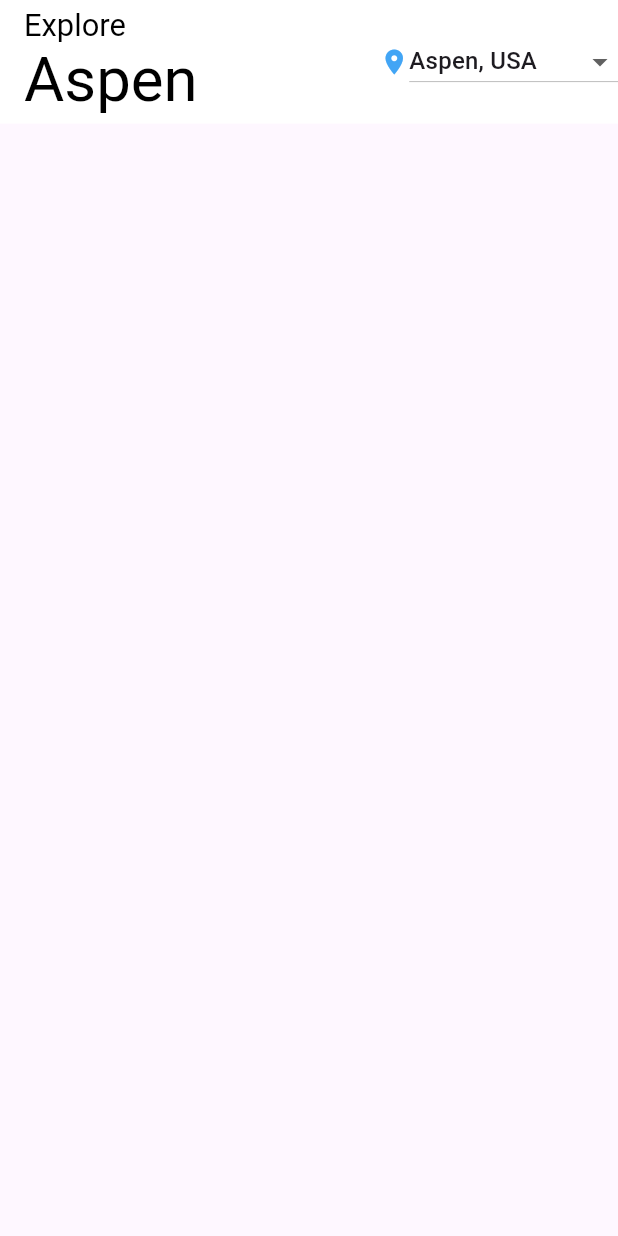
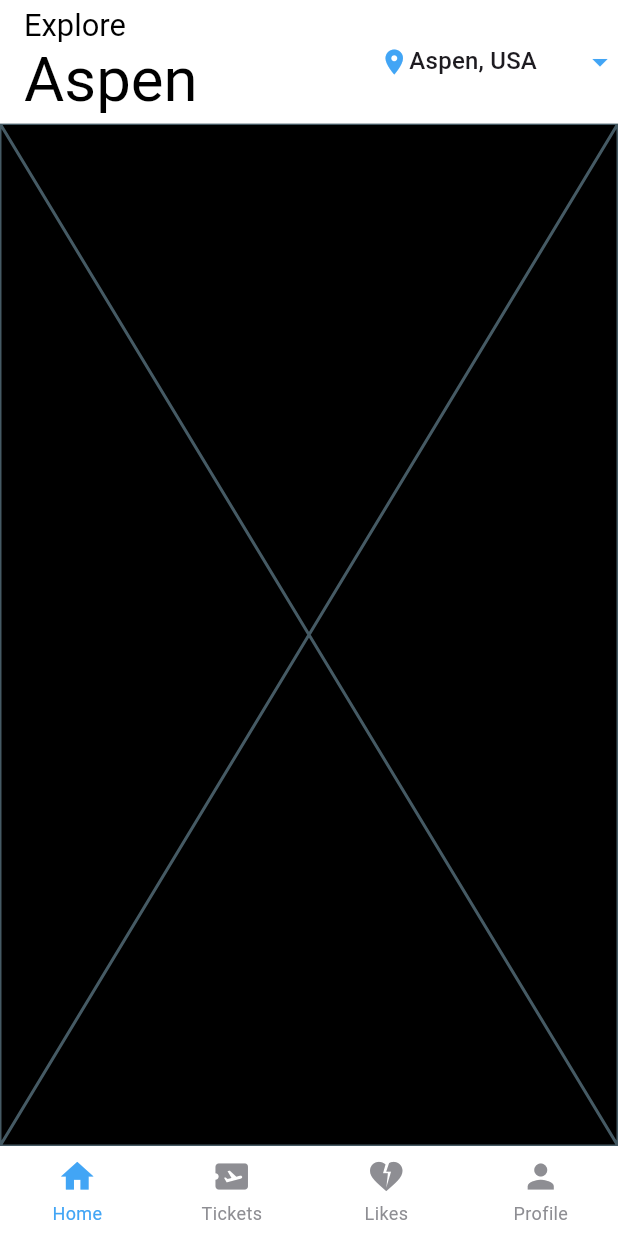
Before and after one commit to Basil-Abushihab/Aspen-project, a Flutter app: the screen it shows after launch, on a phone screen of 412 x 824 dp. Run offline on Flutter 3.47's test engine with Material 3 defaults, Android fonts, the phone set to English and light mode, and no system bars; drawn by our look-alikes of persistent_bottom_nav_bar; our stand-ins replace sizer.

Commit message:
navigation bar has been added

```diff
--- a/lib/main.dart
+++ b/lib/main.dart
@@ -1,5 +1,6 @@
 import 'package:flutter/material.dart';
 import 'package:sizer/sizer.dart';
+import 'package:persistent_bottom_nav_bar/persistent_tab_view.dart';
 
 void main() {
   runApp(const HomePage());
@@ -13,6 +14,14 @@ class HomePage extends StatefulWidget {
 }
 
 String location = "Aspen, USA";
+int index = 0;
+
+List<TabModel> _tabs = [
+  TabModel(title: "Home", view: _HomeScreen()),
+  TabModel(title: "Tickets", view: Container()),
+  TabModel(title: "Likes", view: Container()),
+  TabModel(title: "Profile", view: Container()),
+];
 
 class _HomePageState extends State<HomePage> {
   @override
@@ -30,22 +39,31 @@ class _HomePageState extends State<HomePage> {
                     Text("Explore", style: TextStyle(fontSize: 15.sp)),
                     Text("Aspen", style: TextStyle(fontSize: 30.sp))
                   ]),
-            actions: [
-              _customDropDownButton(),
-            ],
+              actions: [_customDropDownButton()],
               backgroundColor: Colors.white,
-            titleTextStyle: TextStyle(color: Colors.black),
+              titleTextStyle: const TextStyle(color: Colors.black),
               toolbarHeight: 10.h,
               elevation: 0,
-          )));
+            ),
+            body: _NavBar(),
+          ));
     });
   }
 
   Widget _customDropDownButton() {
-    return Row(children:[Icon(Icons.location_on,color: Colors.blue.shade400,size: 20,),DropdownButton<String>(
-        padding: const EdgeInsets.symmetric(vertical: 20),
+    return Row(children: [
+      Icon(
+        Icons.location_on,
+        color: Colors.blue.shade400,
+        size: 20,
+      ),
+      DropdownButton<String>(
+        underline: Container(color: Colors.white),
         value: location,
-        icon: const Icon(Icons.arrow_drop_down),
+        icon: Icon(
+          Icons.arrow_drop_down,
+          color: Colors.blue.shade400,
+        ),
         onChanged: (String? loc) {
           setState(() {
             location = loc!;
@@ -53,14 +71,84 @@ class _HomePageState extends State<HomePage> {
         },
         items: const [
           DropdownMenuItem<String>(
+            value: "Aspen, USA",
             child: Text("Aspen, USA"),
-            value: "Aspen, USA",
           ),
           DropdownMenuItem<String>(
-              child: Text("Amman, Jordan"), value: "Amman, Jordan")
+              value: "Amman, Jordan", child: Text("Amman, Jordan"))
         ],
       )
-    ]
+    ]);
+  }
+}
+
+class TabModel {
+  String title;
+  Widget view;
+  Widget? icon;
+
+  TabModel({required this.title, required this.view, this.icon});
+}
+
+class _HomeScreen extends StatefulWidget {
+  const _HomeScreen({super.key});
+
+  @override
+  State<_HomeScreen> createState() => _HomeScreenState();
+}
+
+class _HomeScreenState extends State<_HomeScreen> {
+  @override
+  Widget build(BuildContext context) {
+    return const Placeholder();
+  }
+}
+
+class _NavBar extends StatefulWidget {
+  const _NavBar({super.key});
+
+  @override
+  State<_NavBar> createState() => _NavBarState();
+}
+
+class _NavBarState extends State<_NavBar> {
+  @override
+  Widget build(BuildContext context) {
+    return PersistentTabView(
+      context,
+      screens: _tabs.map((e) => e.view).toList(),
+      navBarHeight: 60,
+      navBarStyle: NavBarStyle.style6,
+      items: [
+        PersistentBottomNavBarItem(
+          icon: const Icon(
+            Icons.home,
+          ),
+          title: "Home",
+          activeColorPrimary:
+              index == 0 ? Colors.blue.shade400 : Colors.grey.shade400,
+        ),
+        PersistentBottomNavBarItem(
+            icon: const Icon(Icons.airplane_ticket),
+            title: "Tickets",
+            activeColorPrimary:
+                index == 1 ? Colors.blue.shade400 : Colors.grey.shade400),
+        PersistentBottomNavBarItem(
+            icon: const Icon(Icons.heart_broken),
+            title: "Likes",
+            activeColorPrimary:
+                index == 2 ? Colors.blue.shade400 : Colors.grey.shade400),
+        PersistentBottomNavBarItem(
+            icon: const Icon(Icons.person),
+            title: "Profile",
+            activeColorPrimary:
+                index == 3 ? Colors.blue.shade400 : Colors.grey.shade400),
+      ],
+      onItemSelected: (selectedIndex) {
+        setState(() {
+          index = selectedIndex;
+        });
+      },
     );
   }
 }
--- a/pubspec.yaml
+++ b/pubspec.yaml
@@ -31,6 +31,7 @@ dependencies:
   flutter:
     sdk: flutter
   sizer: ^2.0.15
+  persistent_bottom_nav_bar: ^5.0.2
 
 
   # The following adds the Cupertino Icons font to your application.
```
Lines whose indentation alone changed are shown as unchanged.
